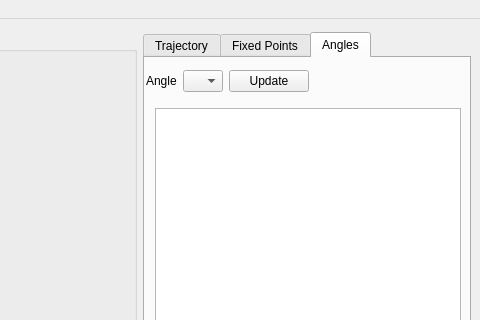
The window that src/view/FormCvMob.ui (romariorios/CVMob) describes before a commit, drawn with Qt 5; both pictures show x 210 to 690 and y 0 to 320 of the 690 by 607 pixel window.
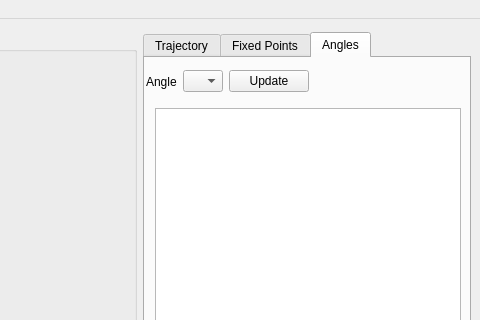
The same window after the commit. The open tabs and pages were chosen to show the change.

Patch:
```diff
--- a/src/view/FormCvMob.ui
+++ b/src/view/FormCvMob.ui
@@ -384,7 +384,7 @@
               <x>1</x>
               <y>10</y>
               <width>199</width>
-              <height>26</height>
+              <height>27</height>
              </rect>
             </property>
             <layout class="QHBoxLayout" name="horizontalLayout_7">
```
Left out of the diff: 4 changed lines with no effect on the pictures.
